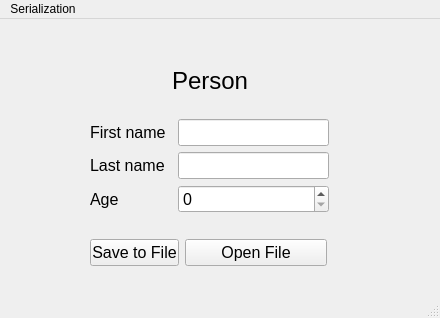
The window that frmmain.ui (Charly-Wolf/serialization_QT) describes before a commit, drawn with Qt 5.
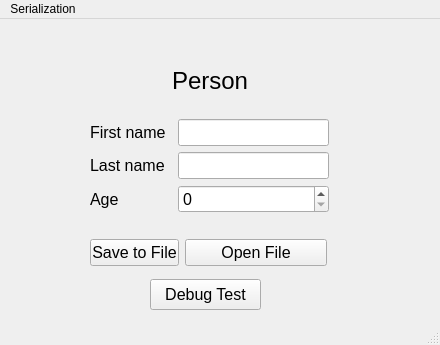
The same window after the commit.

Commit message: Added debuggin / test functionality

Diff of the .ui file:
```diff
--- a/frmmain.ui
+++ b/frmmain.ui
@@ -7,7 +7,7 @@
     <x>0</x>
     <y>0</y>
     <width>440</width>
-    <height>318</height>
+    <height>345</height>
    </rect>
   </property>
   <property name="windowTitle">
@@ -50,7 +50,7 @@
      <string>Save to File</string>
     </property>
    </widget>
-   <widget class="QWidget" name="">
+   <widget class="QWidget" name="layoutWidget">
     <property name="geometry">
      <rect>
       <x>90</x>
@@ -137,6 +137,24 @@
      </item>
     </layout>
    </widget>
+   <widget class="QPushButton" name="btn_debug">
+    <property name="geometry">
+     <rect>
+      <x>150</x>
+      <y>260</y>
+      <width>111</width>
+      <height>31</height>
+     </rect>
+    </property>
+    <property name="font">
+     <font>
+      <pointsize>12</pointsize>
+     </font>
+    </property>
+    <property name="text">
+     <string>Debug Test</string>
+    </property>
+   </widget>
   </widget>
   <widget class="QMenuBar" name="menubar">
    <property name="geometry">
```
Left out of the diff: 18 changed lines with no effect on the pictures. The commit also changes 4 other files.
